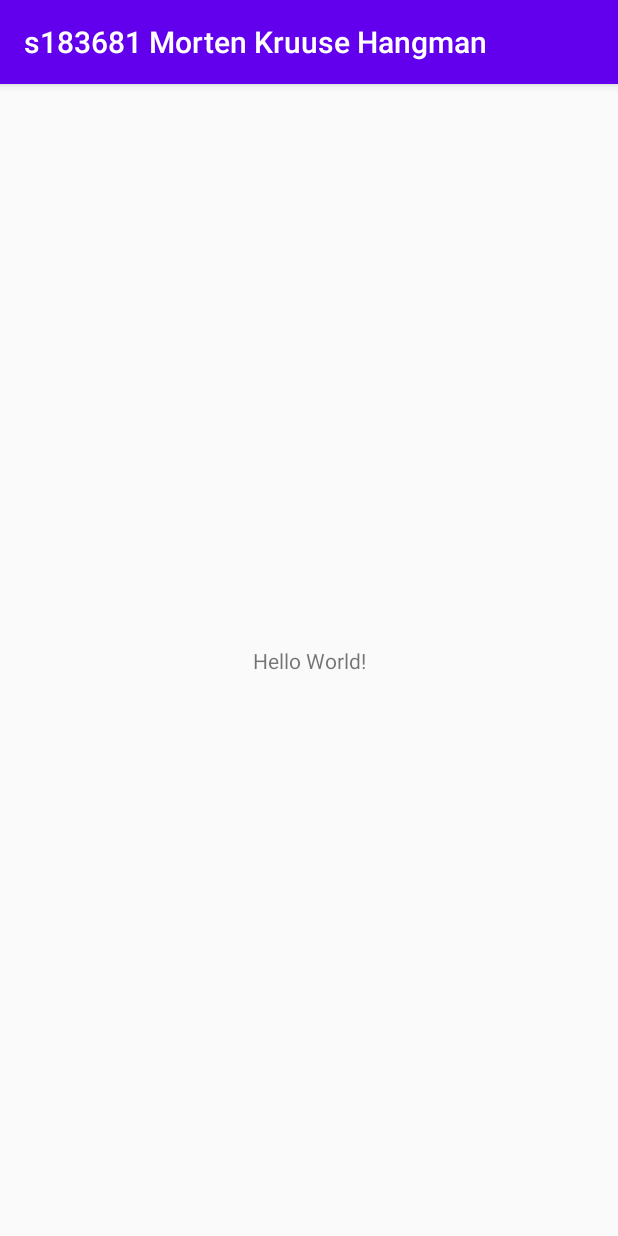
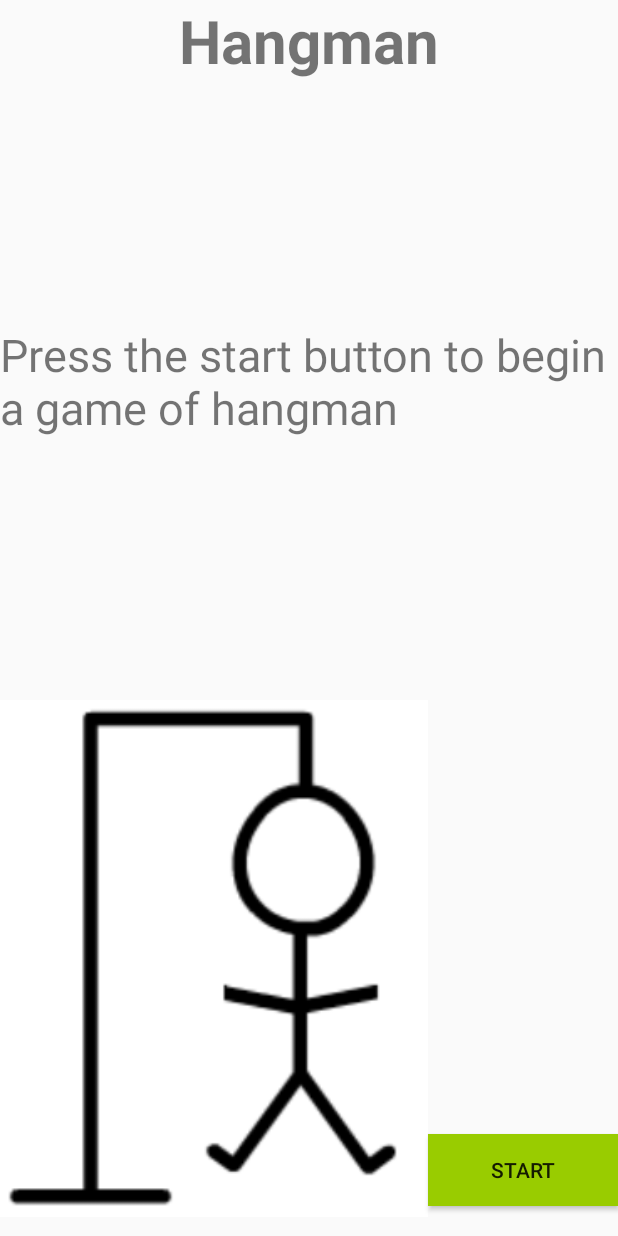
Before and after one commit to MortencKruuse/s183681MortenKruuseHangman, an Android app: the screen it shows after launch (MainActivity), on a phone screen of 412 x 824 dp. Run offline under Robolectric (Android 15) with nearby library versions, the light colour scheme and no system bars.

Commit message:
Made some xml pages

```diff
--- a/app/src/main/AndroidManifest.xml
+++ b/app/src/main/AndroidManifest.xml
@@ -9,6 +9,7 @@
         android:roundIcon="@mipmap/ic_launcher_round"
         android:supportsRtl="true"
         android:theme="@style/AppTheme">
+        <activity android:name=".hangmangame"></activity>
         <activity android:name=".MainActivity">
             <intent-filter>
                 <action android:name="android.intent.action.MAIN" />
--- a/app/src/main/java/com/example/s183681mortenkruusehangman/MainActivity.java
+++ b/app/src/main/java/com/example/s183681mortenkruusehangman/MainActivity.java
@@ -2,7 +2,10 @@ package com.example.s183681mortenkruusehangman;
 
 import androidx.appcompat.app.AppCompatActivity;
 
+import android.content.Intent;
 import android.os.Bundle;
+import android.view.View;
+import android.widget.Button;
 
 public class MainActivity extends AppCompatActivity {
 
@@ -10,5 +13,12 @@ public class MainActivity extends AppCompatActivity {
     protected void onCreate(Bundle savedInstanceState) {
         super.onCreate(savedInstanceState);
         setContentView(R.layout.activity_main);
+        Button startbtn = findViewById(R.id.startButton);
+        startbtn.setOnClickListener(new View.OnClickListener() {
+            @Override
+            public void onClick(View v) {
+                startActivity(new Intent(MainActivity.this, hangmangame.class));
+            }
+        });
     }
 }
--- a/app/src/main/res/layout/activity_main.xml
+++ b/app/src/main/res/layout/activity_main.xml
@@ -6,13 +6,56 @@
     android:layout_height="match_parent"
     tools:context=".MainActivity">
 
-    <TextView
-        android:layout_width="wrap_content"
-        android:layout_height="wrap_content"
-        android:text="Hello World!"
-        app:layout_constraintBottom_toBottomOf="parent"
-        app:layout_constraintLeft_toLeftOf="parent"
-        app:layout_constraintRight_toRightOf="parent"
-        app:layout_constraintTop_toTopOf="parent" />
+    <LinearLayout
+        android:layout_width="match_parent"
+        android:layout_height="match_parent"
+        android:orientation="vertical"
+        app:layout_constraintTop_toTopOf="parent"
+        tools:layout_editor_absoluteX="0dp">
+
+        <TextView
+            android:id="@+id/hangmanHeader"
+            android:layout_width="wrap_content"
+            android:layout_height="wrap_content"
+            android:layout_gravity="center"
+            android:layout_marginBottom="0dp"
+            android:layout_weight="1"
+            android:text="Hangman"
+            android:textSize="40dp"
+            android:textStyle="bold" />
+        <TextView
+            android:id="@+id/hangmanFrontPageText"
+            android:layout_width="match_parent"
+            android:layout_height="wrap_content"
+            android:layout_weight="1"
+            android:textSize="30dp"
+            android:text="Press the start button to begin a game of hangman" />
+
+        <LinearLayout
+            android:layout_width="match_parent"
+            android:layout_height="wrap_content"
+            android:orientation="horizontal">
+
+            <ImageView
+                android:id="@+id/startHangman"
+                android:layout_width="285dp"
+                android:layout_height="370dp"
+                app:srcCompat="@drawable/forkert6" />
+
+            <Button
+                android:id="@+id/startButton"
+                android:layout_width="match_parent"
+                android:layout_height="wrap_content"
+                android:layout_weight="1"
+                android:layout_gravity="bottom"
+                android:layout_marginTop="20dp"
+                android:background="@android:color/holo_green_light"
+                android:text="Start" />
+        </LinearLayout>
+
+
+
+
+    </LinearLayout>
 
 </androidx.constraintlayout.widget.ConstraintLayout>
--- a/app/src/main/res/values/colors.xml
+++ b/app/src/main/res/values/colors.xml
@@ -3,4 +3,5 @@
     <color name="colorPrimary">#6200EE</color>
     <color name="colorPrimaryDark">#3700B3</color>
     <color name="colorAccent">#03DAC5</color>
+    <color name="clicked">#AC2855</color>
 </resources>
--- a/app/src/main/res/values/styles.xml
+++ b/app/src/main/res/values/styles.xml
@@ -1,6 +1,6 @@
 <resources>
     <!-- Base application theme. -->
-    <style name="AppTheme" parent="Theme.AppCompat.Light.DarkActionBar">
+    <style name="AppTheme" parent="Theme.AppCompat.Light.NoActionBar">
         <!-- Customize your theme here. -->
         <item name="colorPrimary">@color/colorPrimary</item>
         <item name="colorPrimaryDark">@color/colorPrimaryDark</item>
```
Also changed, not shown: app/src/main/java/com/example/s183681mortenkruusehangman/hangmangame.java (added, +14 -0 lines), app/src/main/res/layout/activity_hangmangame.xml (added, +244 -0 lines), app/src/main/res/drawable/forkert1.png (added), app/src/main/res/drawable/forkert2.png (added), app/src/main/res/drawable/forkert3.png (added), app/src/main/res/drawable/forkert4.png (added), app/src/main/res/drawable/forkert5.png (added), app/src/main/res/drawable/forkert6.png (added), app/src/main/res/drawable/galge.png (added).
